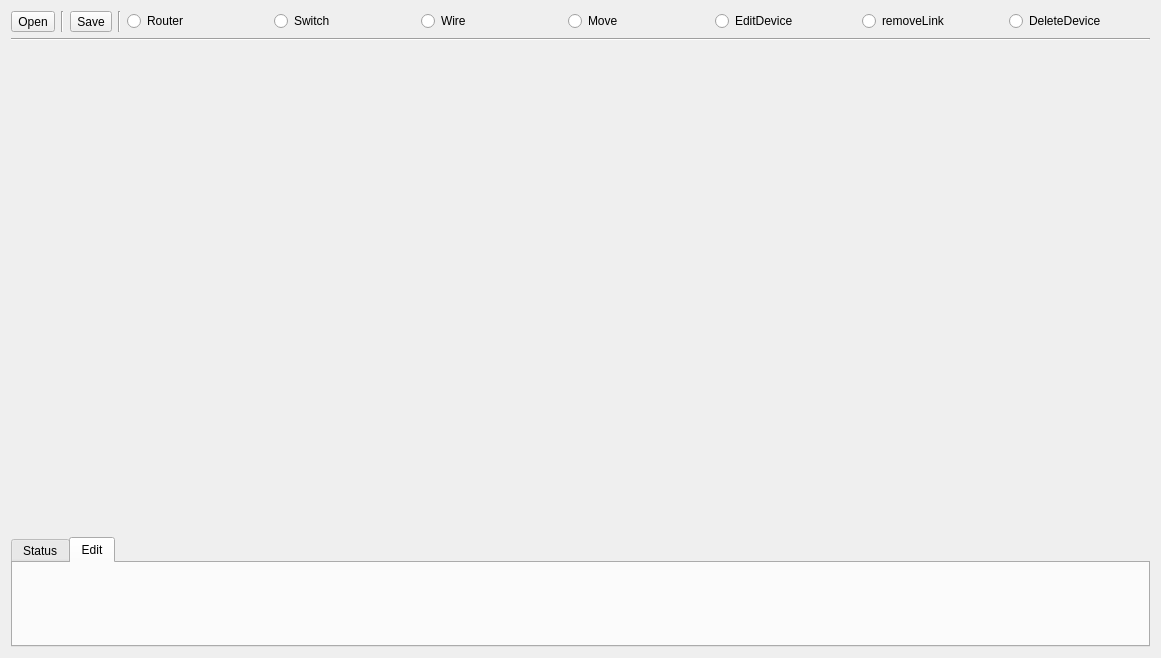
Old version of the form SnmpMonitorV3/mainwindow.ui in the repository fer-nando/projetoLaudelino.
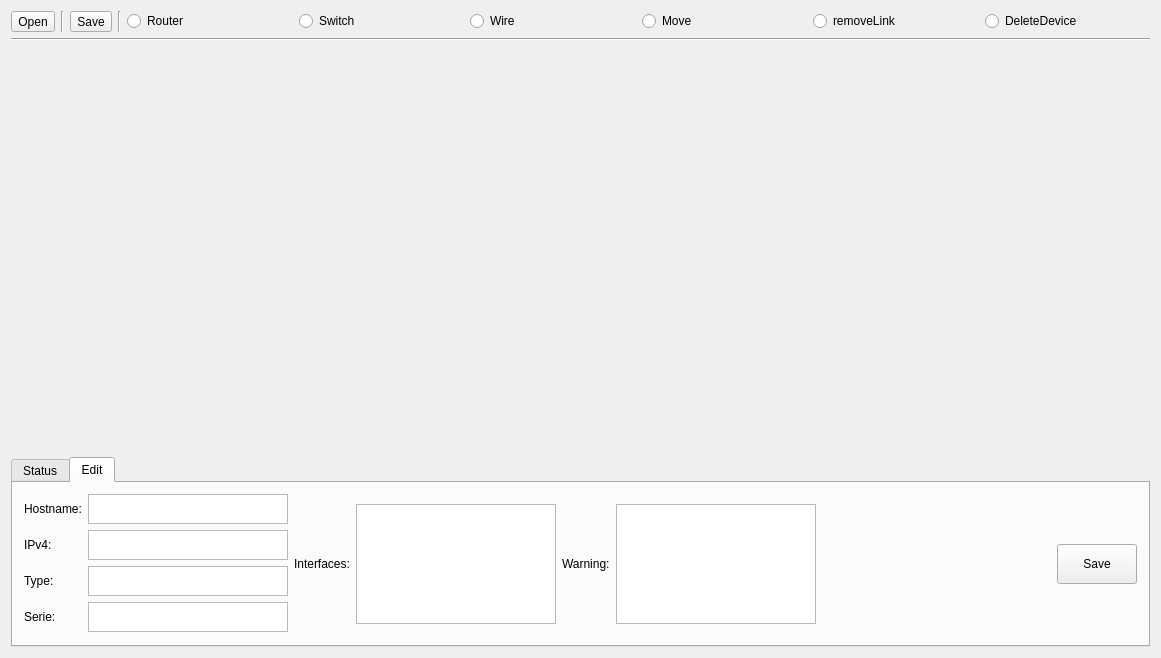
New version of the form. The open tabs and pages were chosen to show the change. Icons and pictures are not drawn.

Commit message: Continuacao do novo layout, tab editar e bugs.

What changed in the file:
```diff
--- a/SnmpMonitorV3/mainwindow.ui
+++ b/SnmpMonitorV3/mainwindow.ui
@@ -148,23 +148,6 @@
         </property>
        </widget>
       </item>
-      <item>
-       <widget class="QRadioButton" name="radioEdit">
-        <property name="text">
-         <string>EditDevice</string>
-        </property>
-        <property name="icon">
-         <iconset>
-          <normaloff>editDevice.png</normaloff>editDevice.png</iconset>
-        </property>
-        <property name="iconSize">
-         <size>
-          <width>36</width>
-          <height>36</height>
-         </size>
-        </property>
-       </widget>
-      </item>
       <item>
        <widget class="QRadioButton" name="radioLink">
         <property name="text">
@@ -392,6 +375,183 @@
        <attribute name="title">
         <string>Edit</string>
        </attribute>
+       <layout class="QHBoxLayout" name="horizontalLayout_4">
+        <item>
+         <layout class="QGridLayout" name="gridLayout_3">
+          <item row="1" column="0">
+           <widget class="QLabel" name="label_18">
+            <property name="text">
+             <string>IPv4:</string>
+            </property>
+           </widget>
+          </item>
+          <item row="0" column="1">
+           <widget class="QTextEdit" name="hostnameEdit">
+            <property name="sizePolicy">
+             <sizepolicy hsizetype="Fixed" vsizetype="Fixed">
+              <horstretch>0</horstretch>
+              <verstretch>0</verstretch>
+             </sizepolicy>
+            </property>
+            <property name="maximumSize">
+             <size>
+              <width>200</width>
+              <height>30</height>
+             </size>
+            </property>
+           </widget>
+          </item>
+          <item row="1" column="1">
+           <widget class="QTextEdit" name="ipEdit">
+            <property name="sizePolicy">
+             <sizepolicy hsizetype="Fixed" vsizetype="Fixed">
+              <horstretch>0</horstretch>
+              <verstretch>0</verstretch>
+             </sizepolicy>
+            </property>
+            <property name="maximumSize">
+             <size>
+              <width>200</width>
+              <height>30</height>
+             </size>
+            </property>
+           </widget>
+          </item>
+          <item row="0" column="0">
+           <widget class="QLabel" name="label_13">
+            <property name="text">
+             <string>Hostname:</string>
+            </property>
+           </widget>
+          </item>
+          <item row="2" column="0">
+           <widget class="QLabel" name="label_15">
+            <property name="text">
+             <string>Type:</string>
+            </property>
+           </widget>
+          </item>
+          <item row="3" column="0">
+           <widget class="QLabel" name="label_14">
+            <property name="text">
+             <string>Serie:</string>
+            </property>
+           </widget>
+          </item>
+          <item row="2" column="1">
+           <widget class="QTextEdit" name="typeEdit">
+            <property name="sizePolicy">
+             <sizepolicy hsizetype="Fixed" vsizetype="Fixed">
+              <horstretch>0</horstretch>
+              <verstretch>0</verstretch>
+             </sizepolicy>
+            </property>
+            <property name="maximumSize">
+             <size>
+              <width>200</width>
+              <height>30</height>
+             </size>
+            </property>
+           </widget>
+          </item>
+          <item row="3" column="1">
+           <widget class="QTextEdit" name="serieEdit">
+            <property name="sizePolicy">
+             <sizepolicy hsizetype="Fixed" vsizetype="Fixed">
+              <horstretch>0</horstretch>
+              <verstretch>0</verstretch>
+             </sizepolicy>
+            </property>
+            <property name="maximumSize">
+             <size>
+              <width>200</width>
+              <height>30</height>
+             </size>
+            </property>
+           </widget>
+          </item>
+         </layout>
+        </item>
+        <item>
+         <layout class="QGridLayout" name="gridLayout_8">
+          <item row="0" column="0">
+           <widget class="QLabel" name="label_16">
+            <property name="text">
+             <string>Interfaces:</string>
+            </property>
+           </widget>
+          </item>
+          <item row="0" column="1">
+           <widget class="QTextEdit" name="interfaceEdit">
+            <property name="sizePolicy">
+             <sizepolicy hsizetype="Fixed" vsizetype="Fixed">
+              <horstretch>0</horstretch>
+              <verstretch>0</verstretch>
+             </sizepolicy>
+            </property>
+            <property name="maximumSize">
+             <size>
+              <width>200</width>
+              <height>120</height>
+             </size>
+            </property>
+           </widget>
+          </item>
+          <item row="0" column="2">
+           <widget class="QLabel" name="label_35">
+            <property name="text">
+             <string>Warning:</string>
+            </property>
+           </widget>
+          </item>
+          <item row="0" column="3">
+           <widget class="QTextEdit" name="label_warning">
+            <property name="sizePolicy">
+             <sizepolicy hsizetype="Fixed" vsizetype="Fixed">
+              <horstretch>0</horstretch>
+              <verstretch>0</verstretch>
+             </sizepolicy>
+            </property>
+            <property name="maximumSize">
+             <size>
+              <width>200</width>
+              <height>120</height>
+             </size>
+            </property>
+            <property name="readOnly">
+             <bool>true</bool>
+            </property>
+           </widget>
+          </item>
+         </layout>
+        </item>
+        <item>
+         <spacer name="horizontalSpacer_3">
+          <property name="orientation">
+           <enum>Qt::Horizontal</enum>
+          </property>
+          <property name="sizeHint" stdset="0">
+           <size>
+            <width>40</width>
+            <height>20</height>
+           </size>
+          </property>
+         </spacer>
+        </item>
+        <item>
+         <widget class="QPushButton" name="editButton">
+          <property name="minimumSize">
+           <size>
+            <width>50</width>
+            <height>40</height>
+           </size>
+          </property>
+          <property name="text">
+           <string>Save</string>
+          </property>
+         </widget>
+        </item>
+       </layout>
       </widget>
      </widget>
     </item>
```
Left out of the diff: 124 changed lines with no effect on the pictures. The commit also changes 19 other files.
